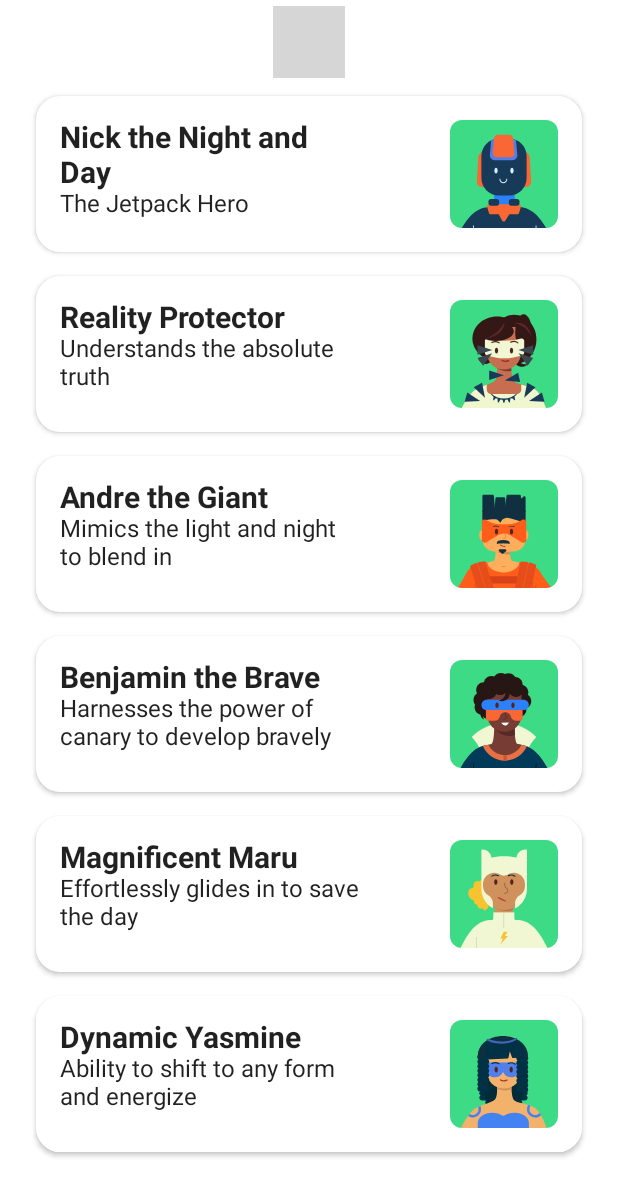
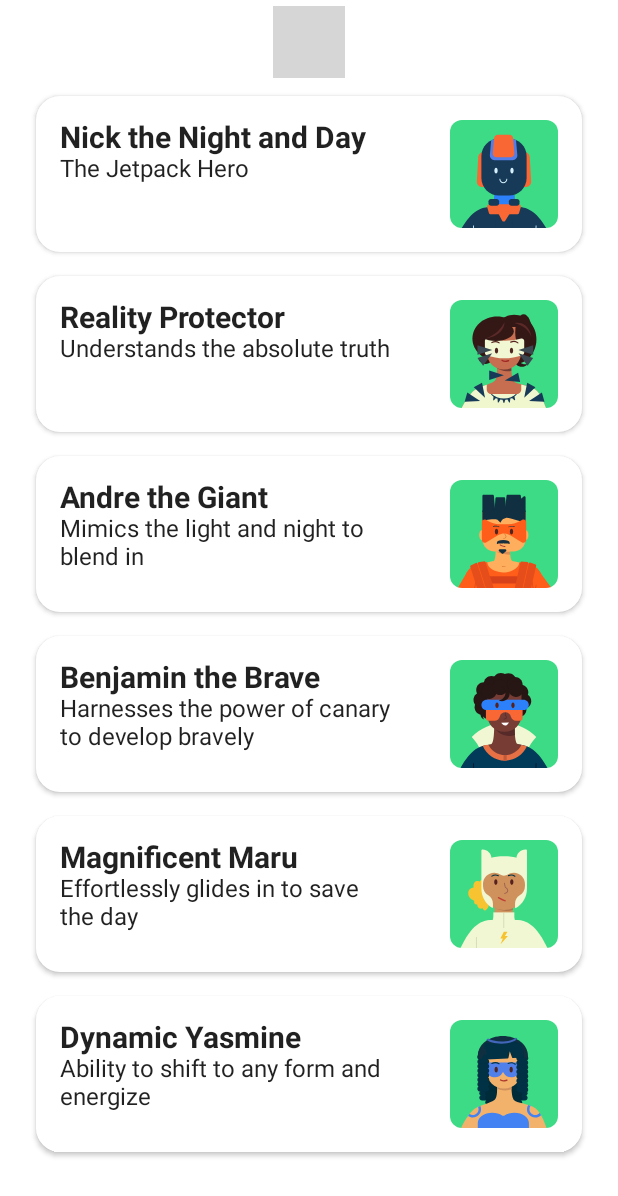
Before and after one commit to sourabhkumar47/Superheroes_App, an Android app built with Jetpack Compose: the MainActivity screen opened directly, with no data from a screen before it, on a phone screen of 412 x 824 dp. Shown: the top 1196 px of the screen. Run offline under Robolectric (Android 15) with nearby library versions, the phone set to English and light mode, and no system bars; 1 statement that could not run was skipped; grey boxes are pictures that could not be loaded.

Commit message:
completed task

```diff
--- a/app/src/main/java/com/example/superheroes/MainActivity.kt
+++ b/app/src/main/java/com/example/superheroes/MainActivity.kt
@@ -119,7 +119,7 @@ fun HeroInformation(
     heroDescription: Int
 ) {
     Column(
-        modifier = Modifier.width(200.dp)
+        modifier = Modifier.width(225.dp)
     ) {
         Text(
             text = stringResource(heroName),
```
